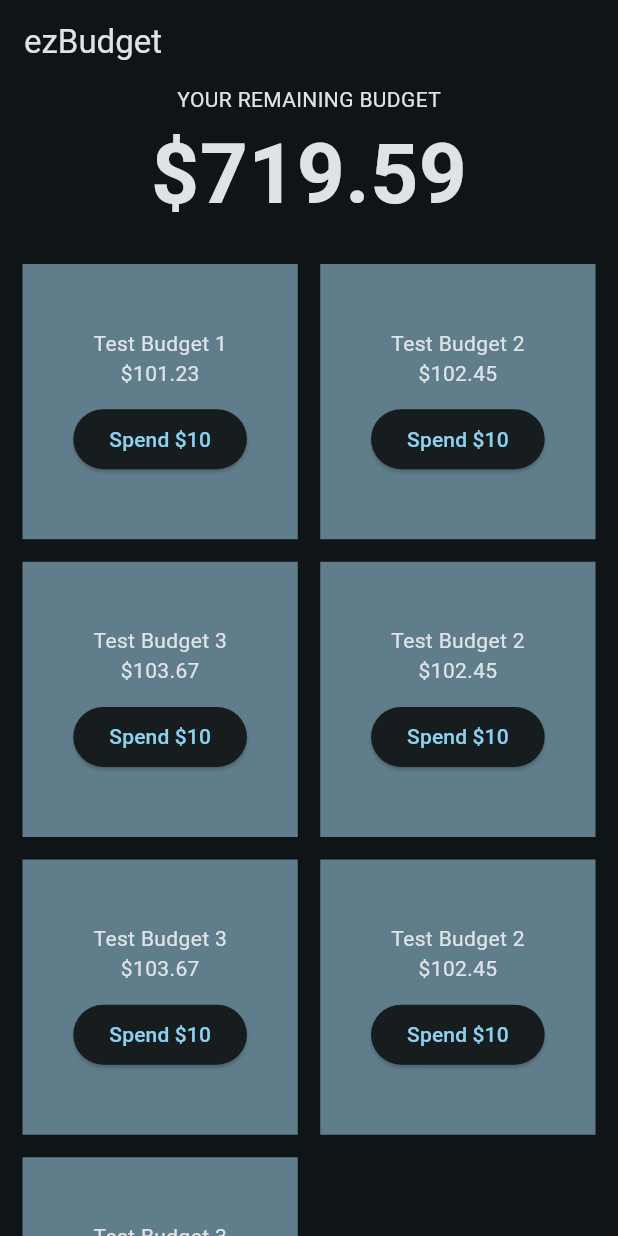
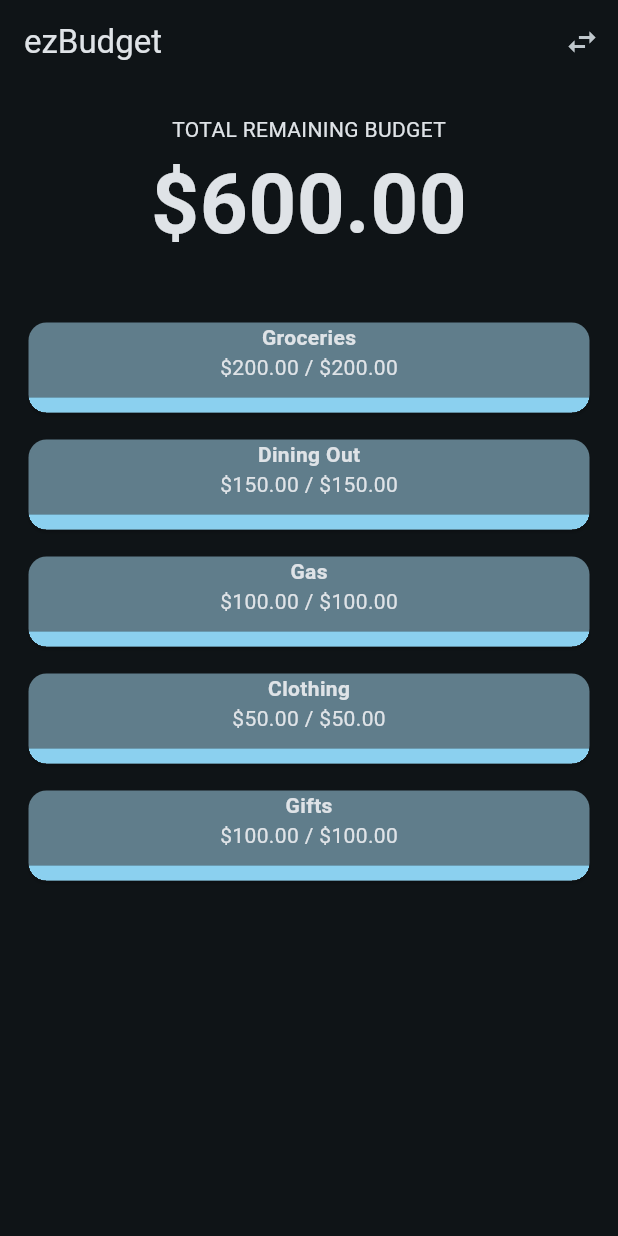
Before and after one commit to leejonathandev/ezbudget, a Flutter app: the screen it shows after launch, on a phone screen of 412 x 824 dp. Run offline on Flutter 3.47's test engine with Material 3 defaults, Android fonts, the light colour scheme and no system bars; our stand-ins replace google_fonts; Roboto replaces fonts that are missing (Ubuntu).

Commit message:
added row-orientated view and tiles

```diff
--- a/lib/budget.dart
+++ b/lib/budget.dart
@@ -1,6 +1,35 @@
 class Budget {
   String label;
   double remaining;
+  double total;
 
-  Budget(this.label, this.remaining);
+  Budget(this.label, this.total) : remaining = total;
+
+  void resetBudget() {
+    remaining = total;
+  }
+
+  void spendMoney(double cost) {
+    remaining -= cost;
+  }
+
+  double getPercentageRemaining() {
+    if (remaining == total) {
+      return 1;
+    }
+    double percentage = remaining / total;
+    if (percentage < 0) {
+      return 0;
+    } else {
+      return percentage;
+    }
+  }
+
+  bool isOverBudget() {
+    if (remaining < 0) {
+      return true;
+    } else {
+      return false;
+    }
+  }
 }
--- a/lib/budget_tile.dart
+++ b/lib/budget_tile.dart
@@ -1,3 +1,5 @@
+// ignore_for_file: unnecessary_const
+
 import 'package:flutter/material.dart';
 import 'package:ezbudget/budget.dart';
 import 'package:intl/intl.dart';
@@ -7,9 +9,13 @@ final currencyFormatter = NumberFormat.simpleCurrency();
 class BudgetTile extends StatefulWidget {
   final Budget budget;
   final Function() updateTotalCallback;
+  final bool useWideLayout;
 
   const BudgetTile(
-      {super.key, required this.budget, required this.updateTotalCallback});
+      {super.key,
+      required this.budget,
+      required this.updateTotalCallback,
+      required this.useWideLayout});
 
   @override
   State<StatefulWidget> createState() => _BudgetTile();
@@ -18,6 +24,30 @@ class BudgetTile extends StatefulWidget {
 class _BudgetTile extends State<BudgetTile> {
   @override
   Widget build(BuildContext context) {
+    if (widget.useWideLayout) {
+      return SizedBox(
+        child: Card(
+          color: Colors.blueGrey,
+          clipBehavior: Clip.hardEdge,
+          child: InkWell(
+            onTap: () => spendMoney(10),
+            child: Column(
+              children: [
+                Text(widget.budget.label,
+                    style: const TextStyle(fontWeight: FontWeight.bold)),
+                Text(
+                    " ${currencyFormatter.format(widget.budget.remaining)} / ${currencyFormatter.format(widget.budget.total)} "),
+                const SizedBox(height: 10),
+                LinearProgressIndicator(
+                  minHeight: 10,
+                  value: widget.budget.getPercentageRemaining(),
+                ),
+              ],
+            ),
+          ),
+        ),
+      );
+    } else {
       return Container(
         width: 200,
         height: 200,
@@ -31,10 +61,11 @@ class _BudgetTile extends State<BudgetTile> {
         ]),
       );
     }
+  }
 
   spendMoney(double cost) {
     setState(() {
-      widget.budget.remaining -= cost;
+      widget.budget.spendMoney(cost);
     });
     widget.updateTotalCallback();
   }
--- a/lib/main.dart
+++ b/lib/main.dart
@@ -22,13 +22,11 @@ class MyApp extends StatefulWidget {
 }
 
 List<Budget> myBudgets = [
-  Budget("Test Budget 1", 101.23),
-  Budget("Test Budget 2", 102.45),
-  Budget("Test Budget 3", 103.67),
-  Budget("Test Budget 2", 102.45),
-  Budget("Test Budget 3", 103.67),
-  Budget("Test Budget 2", 102.45),
-  Budget("Test Budget 3", 103.67),
+  Budget("Groceries", 200),
+  Budget("Dining Out", 150),
+  Budget("Gas", 100),
+  Budget("Clothing", 50),
+  Budget("Gifts", 100),
 ];
 
 class _MyAppState extends State<MyApp> {
@@ -36,7 +34,7 @@ class _MyAppState extends State<MyApp> {
   Widget build(Object context) {
     String appTitle = "ezBudget";
     return MaterialApp(
-      title: "${appTitle}1",
+      title: appTitle,
       theme: myTheme,
       home: MainView(budgets: myBudgets),
       debugShowCheckedModeBanner: true,
--- a/lib/main_view.dart
+++ b/lib/main_view.dart
@@ -15,16 +15,20 @@ class MainView extends StatefulWidget {
 }
 
 class _MainViewState extends State<MainView> {
+  bool useWideLayout = true;
   late double totalRemainingBudget =
       widget.budgets.map((e) => e.remaining).reduce((a, b) => a + b);
 
   @override
   Widget build(BuildContext context) {
     return Scaffold(
-      appBar: AppBar(title: const Text("ezBudget")),
-      body: Center(
-        child: Column(children: [
-          const Text("YOUR REMAINING BUDGET"),
+      appBar: AppBar(title: const Text("ezBudget"), actions: [
+        IconButton(
+            onPressed: toggleBudgetLayout, icon: const Icon(Icons.swap_horiz))
+      ]),
+      body: Column(children: [
+        const SizedBox(height: 20),
+        const Text("TOTAL REMAINING BUDGET"),
         Text(
           currencyFormatter.format(totalRemainingBudget),
           textScaler: const TextScaler.linear(4),
@@ -32,27 +36,9 @@ class _MainViewState extends State<MainView> {
         ),
         const SizedBox(height: 20),
         Expanded(
-            child: SingleChildScrollView(
-              child: GridView.extent(
-                physics: const ScrollPhysics(),
-                padding:
-                    const EdgeInsets.symmetric(vertical: 0, horizontal: 15),
-                shrinkWrap: true,
-                maxCrossAxisExtent: 200,
-                mainAxisSpacing: 15,
-                crossAxisSpacing: 15,
-                children: widget.budgets
-                    .map((e) => BudgetTile(
-                          budget: e,
-                          updateTotalCallback: updateRemainingBudget,
-                        ))
-                    .toList(),
-              ),
-            ),
-          ),
+          child: buildBudgetLayout(useWideLayout),
+        )
       ]),
-      ),
-
     );
   }
 
@@ -62,4 +48,48 @@ class _MainViewState extends State<MainView> {
           widget.budgets.map((e) => e.remaining).reduce((a, b) => a + b);
     });
   }
+
+  void toggleBudgetLayout() {
+    setState(() {
+      useWideLayout = !useWideLayout;
+    });
   }
+
+  Widget buildBudgetLayout([bool useWideLayout = true]) {
+    if (useWideLayout) {
+      // convert to ListView.builder
+      return ListView.separated(
+        separatorBuilder: (BuildContext context, int index) => const SizedBox(
+          height: 10,
+        ),
+        padding: const EdgeInsets.all(15),
+        itemCount: widget.budgets.length,
+        itemBuilder: (context, index) {
+          return BudgetTile(
+            budget: widget.budgets[index],
+            updateTotalCallback: updateRemainingBudget,
+            useWideLayout: useWideLayout,
+          );
+        },
+      );
+    } else {
+      // convert to GridView.builder
+      return GridView.builder(
+        gridDelegate: const SliverGridDelegateWithMaxCrossAxisExtent(
+          maxCrossAxisExtent: 400,
+          mainAxisSpacing: 15,
+          crossAxisSpacing: 15,
+        ),
+        padding: const EdgeInsets.all(15),
+        itemCount: widget.budgets.length,
+        itemBuilder: (context, index) {
+          return BudgetTile(
+            budget: widget.budgets[index],
+            updateTotalCallback: updateRemainingBudget,
+            useWideLayout: false,
+          );
+        },
+      );
+    }
+  }
+}
```
Lines whose indentation alone changed are shown as unchanged.
